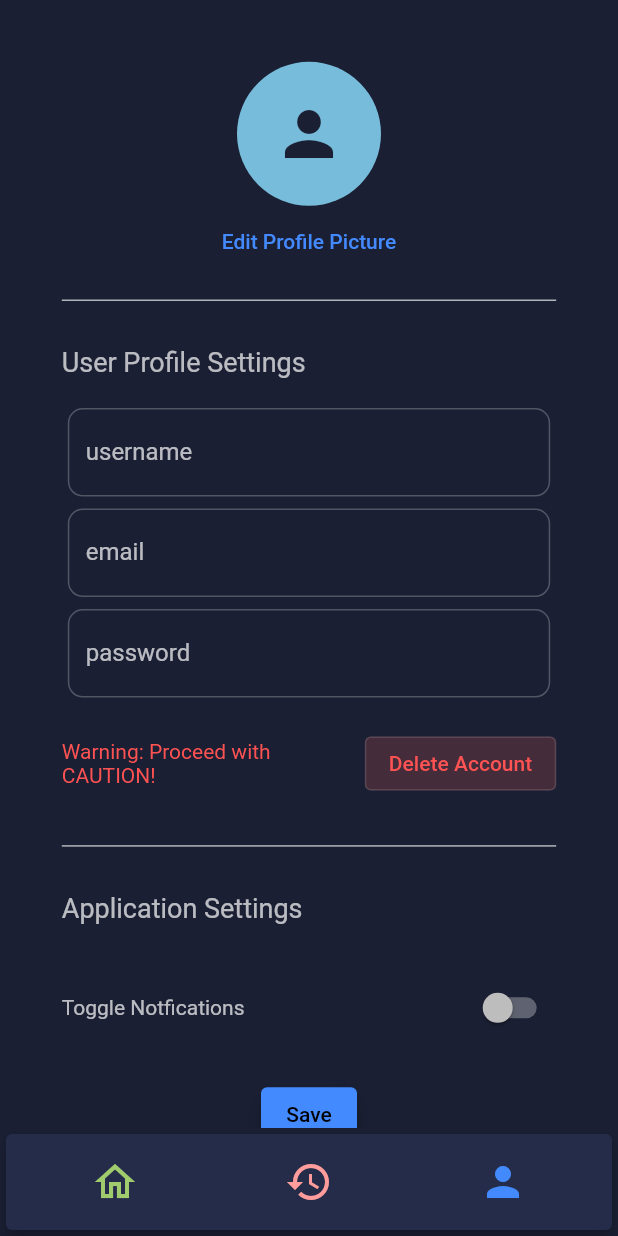
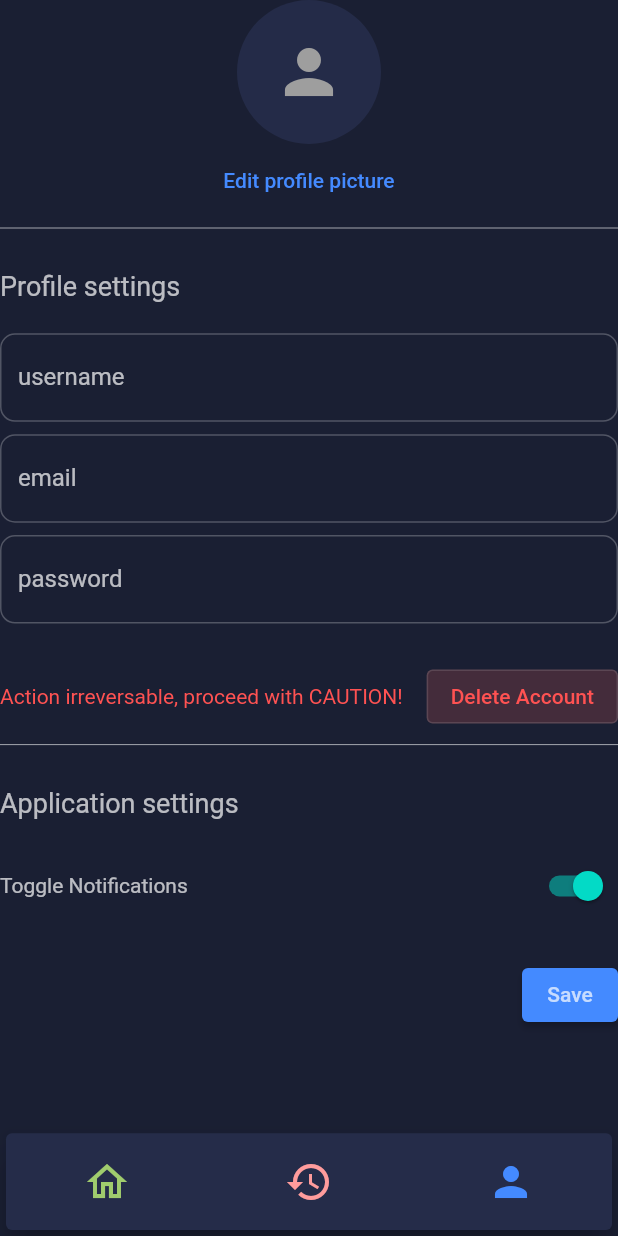
Before and after one commit to Muhammad-Abubakr/octane, a Flutter app: the App screen opened directly, item 3 of the bottom bar chosen, after a tap on "Save", on a phone screen of 412 x 824 dp. Run offline on Flutter 3.47's test engine with Material 2 defaults, Android fonts, the light colour scheme and no system bars; missing offline and left inert: device_apps.

Commit message:
Responsive Layout with better understanding of the widget tree and Widgets Overall

```diff
--- a/lib/models/logo.dart
+++ b/lib/models/logo.dart
@@ -1,27 +1,25 @@
 import 'package:flutter/material.dart';
 
 class Logo extends StatelessWidget {
-  const Logo({Key? key}) : super(key: key);
+  final int size;
+
+  const Logo({required this.size});
 
   @override
   Widget build(BuildContext context) {
     return Column(
+      crossAxisAlignment: CrossAxisAlignment.center,
       children: [
         CircleAvatar(
-          radius: 30,
+          radius: size * 2,
           backgroundColor: Theme.of(context).primaryColor,
           child: Image.asset(fit: BoxFit.scaleDown, "assets/images/Octane.png"),
-        ),
-        SizedBox(
-          height: (MediaQuery.of(context).size.height -
-                  MediaQuery.of(context).padding.top) *
-              0.01,
         ),
         // ignore: prefer_const_constructors
         Text(
           // ignore: prefer_const_constructors
           style: TextStyle(
-            fontSize: 16,
+            fontSize: size.toDouble(),
             fontFamily: 'Tomorrow',
           ),
           "OCTANE",
--- a/lib/screens/app.dart
+++ b/lib/screens/app.dart
@@ -13,8 +13,8 @@ class App extends StatefulWidget {
 
 class _AppState extends State<App> {
   // ! state
-  var currentIdx = 0;
-  final screens = const [Home(), History(), Profile()];
+  int currentIdx = 0;
+  final List<StatelessWidget> screens = const [Home(), History(), Profile()];
 
   // getting applications from device
   Future getApplications() async {
@@ -24,8 +24,9 @@ class _AppState extends State<App> {
 
   @override
   Widget build(BuildContext context) {
-    // get navigation bar shape
+    // get navigation bar buttons shape
     OutlinedBorder getBorder(Set<MaterialState> states) {
+      // todo | add some feedback for user when button is pressed
       return const CircleBorder();
     }
 
@@ -33,10 +34,12 @@ class _AppState extends State<App> {
       backgroundColor: Theme.of(context).primaryColor,
       body: IndexedStack(index: currentIdx, children: screens),
       bottomNavigationBar: Card(
-        elevation: 5,
+        elevation: 10,
         color: const Color.fromARGB(255, 37, 44, 73),
         child: Padding(
-          padding: const EdgeInsets.all(8.0),
+          padding: EdgeInsets.symmetric(
+            vertical: MediaQuery.of(context).size.height * 0.01,
+          ),
           child: Row(
             mainAxisAlignment: MainAxisAlignment.spaceAround,
             children: [
--- a/lib/screens/history.dart
+++ b/lib/screens/history.dart
@@ -7,6 +7,10 @@ class History extends StatelessWidget {
   Widget build(BuildContext context) {
     return Scaffold(
       backgroundColor: Theme.of(context).primaryColor,
+      body: SizedBox(
+        height: MediaQuery.of(context).size.height -
+            MediaQuery.of(context).padding.top,
+      ),
     );
   }
 }
--- a/lib/screens/home.dart
+++ b/lib/screens/home.dart
@@ -1,45 +1,72 @@
+// flutter imports
 import 'package:flutter/material.dart';
-import 'package:octane/models/logo.dart';
+
+// local imports
 import 'package:octane/screens/sign_in.dart';
 
+// ? Home
 class Home extends StatelessWidget {
   const Home({Key? key}) : super(key: key);
 
+  // ? Build
   @override
   Widget build(BuildContext context) {
-    return Card(
-      margin: EdgeInsets.symmetric(
-          vertical: MediaQuery.of(context).padding.top * 1.2,
-          horizontal: MediaQuery.of(context).size.width * 0.1),
-      // height: MediaQuery.of(context).size.height -
-      // MediaQuery.of(context).padding.top,
-      color: Theme.of(context).primaryColor,
-      child: Row(
-        mainAxisAlignment: MainAxisAlignment.spaceBetween,
-        children: [
-          const Logo(),
-          Row(
-            crossAxisAlignment: CrossAxisAlignment.start,
-            children: [
-              Column(
-                children: [
-                  const Text("Username"),
-                  TextButton(
-                    onPressed: () {
-                      Navigator.of(context).push(
-                          MaterialPageRoute(builder: ((context) => SignIn())));
-                    },
-                    child: const Text("Log Out"),
-                  ),
-                ],
+    // ? HOMEPAGE WIDGET TREE
+    /*
+      This Container contains the components for the headers
+      the widget tree should look like following
+
+                      Container
+                          |
+                      ListTile
+                      /   |   \
+          leading ~  /    |    \ ~ trailing // ! trailing altered
+                    /     |     \
+            CircleAvatar  |   TextButton
+                 |        |         |
+                 |      title       |
+                 |        ~         |
+                 |    FittedBox     |
+                 |        |         |
+                 |      Text        |
+                 | Hello,`$Username`|
+                 |                  |
+                 |                  |
+                 |                  |
+        Icon(Icons.person)   Icon(Icons.logout)
+
+    */
+
+    return Scaffold(
+      backgroundColor: Theme.of(context).primaryColor,
+      appBar: PreferredSize(
+        preferredSize:
+            Size.fromHeight(MediaQuery.of(context).size.height * 0.2),
+        child: Container(
+          // color: const Color.fromARGB(255, 37, 44, 73),
+          margin: EdgeInsets.only(
+            top: MediaQuery.of(context).padding.top * 1,
+          ),
+          child: LayoutBuilder(
+            builder: (context, constraints) => ListTile(
+              leading: CircleAvatar(
+                radius: constraints.maxWidth * 0.05,
+                backgroundColor: Colors.blueAccent,
+                // ignore: prefer_const_constructors
+                child: Icon(color: Colors.white70, Icons.person),
               ),
-              const CircleAvatar(
-                radius: 30,
-                child: Icon(Icons.person),
-              )
-            ],
-          )
-        ],
+              title: const FittedBox(
+                alignment: Alignment.centerLeft,
+                fit: BoxFit.scaleDown,
+                child: Text("Hello, Abubakr!"),
+              ),
+              trailing: TextButton.icon(
+                  onPressed: () {},
+                  icon: Icon(Icons.logout_outlined),
+                  label: Text("logout")),
+            ),
+          ),
+        ),
       ),
     );
   }
--- a/lib/screens/profile.dart
+++ b/lib/screens/profile.dart
@@ -1,3 +1,5 @@
+import 'dart:ui';
+
 import 'package:flutter/material.dart';
 
 class Profile extends StatelessWidget {
@@ -5,73 +7,70 @@ class Profile extends StatelessWidget {
 
   @override
   Widget build(BuildContext context) {
-    return Scaffold(
-      backgroundColor: Theme.of(context).primaryColor,
-      body: SingleChildScrollView(
-        child: Container(
-          padding: EdgeInsets.all(MediaQuery.of(context).size.width * 0.1),
-          width: double.infinity,
+    bool isLandscape =
+        MediaQuery.of(context).orientation == Orientation.landscape;
+    int devicePaddingScaler = isLandscape ? 5 : 1;
+
+    return Container(
+      width: MediaQuery.of(context).size.width,
+      color: Theme.of(context).primaryColor,
       height: MediaQuery.of(context).size.height -
           MediaQuery.of(context).padding.top,
+      child: SingleChildScrollView(
+        padding: EdgeInsets.only(
+          top: MediaQuery.of(context).padding.top * 1.5,
+          left: MediaQuery.of(context).padding.top * devicePaddingScaler,
+          right: MediaQuery.of(context).padding.top * devicePaddingScaler,
+        ),
         child: Column(
-            mainAxisAlignment: MainAxisAlignment.spaceBetween,
+          crossAxisAlignment: CrossAxisAlignment.center,
           children: [
-              Column(
-                children: [
-                  CircleAvatar(
+            const CircleAvatar(
+              backgroundColor: Color.fromRGBO(36, 43, 72, 1),
               radius: 48,
-                    backgroundColor: const Color.fromARGB(255, 120, 188, 219),
               child: Icon(
                 Icons.person,
                 size: 48,
-                      color: Theme.of(context).primaryColor,
               ),
             ),
             TextButton(
               onPressed: () {},
-                      child: const Text("Edit Profile Picture"))
-                ],
+              child: const Text("Edit profile picture"),
             ),
-              const Divider(color: Colors.white),
-              Column(
-                children: [
-                  Container(
+            const Divider(color: Colors.white60),
+            Padding(
+              padding: EdgeInsets.symmetric(
+                vertical: MediaQuery.of(context).size.height * 0.025,
+              ),
+              child: const Align(
                 alignment: Alignment.centerLeft,
-                    padding: const EdgeInsets.symmetric(vertical: 16.0),
-                    child: const Text(
-                      "User Profile Settings",
-                      style: TextStyle(
-                        fontSize: 18,
-                        fontWeight: FontWeight.w400,
+                child: Text(
+                  "Profile settings",
+                  style: TextStyle(fontSize: 18),
                 ),
               ),
             ),
-                  const Padding(
-                    padding: EdgeInsets.all(4.0),
-                    child: TextField(
+            const TextField(
               decoration: InputDecoration(labelText: "username"),
             ),
-                  ),
-                  const Padding(
-                    padding: EdgeInsets.all(4.0),
-                    child: TextField(
+            SizedBox(height: MediaQuery.of(context).size.height * 0.01),
+            const TextField(
               decoration: InputDecoration(labelText: "email"),
             ),
-                  ),
-                  const Padding(
-                    padding: EdgeInsets.all(4.0),
-                    child: TextField(
+            SizedBox(height: MediaQuery.of(context).size.height * 0.01),
+            const TextField(
               decoration: InputDecoration(labelText: "password"),
             ),
-                  ),
-                  Padding(
-                    padding: const EdgeInsets.symmetric(vertical: 16),
-                    child: Row(
+            SizedBox(height: MediaQuery.of(context).size.height * 0.03),
+            Row(
+              mainAxisAlignment: MainAxisAlignment.spaceBetween,
               children: [
                 const Expanded(
                   child: Text(
-                            style: TextStyle(color: Colors.redAccent),
-                            "Warning: Proceed with CAUTION!",
+                    "Action irreversable, proceed with CAUTION!",
+                    style: TextStyle(
+                      color: Colors.redAccent,
+                    ),
                   ),
                 ),
                 OutlinedButton(
@@ -83,52 +82,49 @@ class Profile extends StatelessWidget {
                   child: Text(
                       // ignore: prefer_const_constructors
                       style: TextStyle(color: Colors.redAccent),
-                                "Delete Account"))
-                      ],
-                    ),
+                      "Delete Account"),
                 )
               ],
             ),
-              const Divider(
-                color: Colors.white,
+            const Divider(color: Colors.white60),
+            Padding(
+              padding: EdgeInsets.symmetric(
+                vertical: MediaQuery.of(context).size.height * 0.025,
               ),
-              Column(
-                children: [
-                  Container(
+              child: const Align(
                 alignment: Alignment.centerLeft,
-                    padding: const EdgeInsets.only(
-                      top: 16.0,
-                      bottom: 32.0,
-                    ),
-                    child: const Text(
-                      "Application Settings",
-                      style: TextStyle(
-                        fontSize: 18,
-                        fontWeight: FontWeight.w400,
+                child: Text(
+                  "Application settings",
+                  style: TextStyle(fontSize: 18),
                 ),
               ),
             ),
             Row(
               mainAxisAlignment: MainAxisAlignment.spaceBetween,
               children: [
-                      const Text("Toggle Notfications"),
-                      Switch(value: false, onChanged: (_) {})
-                    ],
+                const Text("Toggle Notifications"),
+                Switch(
+                  value: true,
+                  onChanged: (_) {},
                 )
               ],
             ),
-              Padding(
-                padding: const EdgeInsets.all(16.0),
+            SizedBox(height: MediaQuery.of(context).size.height * 0.03),
+            Align(
+              alignment: Alignment.centerRight,
               child: ElevatedButton(
-                  style: ButtonStyle(
-                    elevation: MaterialStateProperty.all(5),
+                onPressed: () {},
+                // ignore: prefer_const_constructors
+                child: Text(
+                    // ignore: prefer_const_constructors
+                    style: TextStyle(
+                      color: Colors.white70,
+                      fontSize: 14,
                     ),
-                  onPressed: () {},
-                  child: const Text("Save"),
+                    "Save"),
               ),
-              ),
+            )
           ],
-          ),
         ),
       ),
     );
```
Also changed, not shown: lib/main.dart (+7 -6 lines), lib/screens/sign_in.dart (+31 -67 lines), lib/screens/sign_up.dart (+30 -68 lines), 2 other files. Lines whose indentation alone changed are shown as unchanged.
